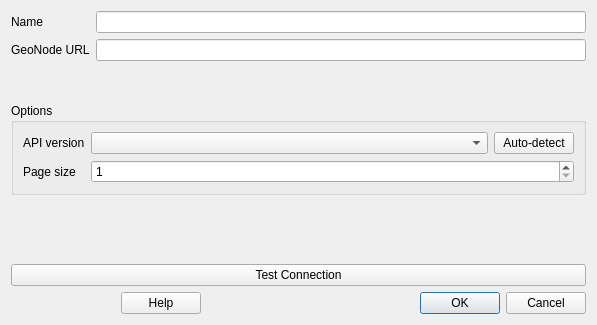
GeoNode/QGISGeoNodePlugin, file src/qgis_geonode/ui/connection_dialog.ui: the form before one commit.
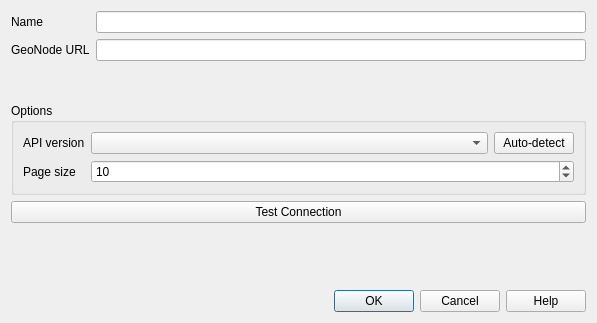
The form after the commit. Custom widgets are drawn as their Qt base class.

Commit message:
98 geonode csw interface uses session auth (#112)
Initial implementation of session-based login for CSW API version

The edit to the form file:
```diff
--- a/src/qgis_geonode/ui/connection_dialog.ui
+++ b/src/qgis_geonode/ui/connection_dialog.ui
@@ -7,7 +7,7 @@
     <x>0</x>
     <y>0</y>
     <width>597</width>
-    <height>325</height>
+    <height>323</height>
    </rect>
   </property>
   <property name="windowTitle">
@@ -53,6 +53,8 @@
      <property name="title">
       <string>Options</string>
      </property>
+     <layout class="QVBoxLayout" name="verticalLayout_2">
+      <item>
      <layout class="QFormLayout" name="formLayout_2">
       <item row="0" column="0">
        <widget class="QLabel" name="label_3">
@@ -97,6 +99,12 @@
       </item>
       <item row="1" column="1">
        <widget class="QSpinBox" name="page_size_sb">
+          <property name="sizePolicy">
+           <sizepolicy hsizetype="Preferred" vsizetype="Preferred">
+            <horstretch>0</horstretch>
+            <verstretch>0</verstretch>
+           </sizepolicy>
+          </property>
         <property name="minimum">
          <number>1</number>
         </property>
@@ -106,9 +114,27 @@
         <property name="singleStep">
          <number>1</number>
         </property>
+          <property name="value">
+           <number>10</number>
+          </property>
        </widget>
       </item>
      </layout>
+      </item>
+     </layout>
+    </widget>
+   </item>
+   <item>
+    <widget class="QPushButton" name="test_connection_btn">
+     <property name="sizePolicy">
+      <sizepolicy hsizetype="Preferred" vsizetype="Preferred">
+       <horstretch>0</horstretch>
+       <verstretch>0</verstretch>
+      </sizepolicy>
+     </property>
+     <property name="text">
+      <string>Test Connection</string>
+     </property>
     </widget>
    </item>
    <item>
@@ -119,39 +145,7 @@
      <property name="sizeHint" stdset="0">
       <size>
        <width>20</width>
-       <height>50</height>
-      </size>
-     </property>
-    </spacer>
-   </item>
-   <item>
-    <widget class="QPushButton" name="test_connection_btn">
-     <property name="text">
-      <string>Test Connection</string>
-     </property>
-    </widget>
-   </item>
-   <item>
-    <layout class="QHBoxLayout" name="horizontalLayout_3">
-     <item>
-      <widget class="QDialogButtonBox" name="buttonBox_2">
-       <property name="orientation">
-        <enum>Qt::Horizontal</enum>
-       </property>
-       <property name="standardButtons">
-        <set>QDialogButtonBox::Help</set>
-       </property>
-      </widget>
-     </item>
-     <item>
-      <spacer name="horizontalSpacer">
-       <property name="orientation">
-        <enum>Qt::Horizontal</enum>
-       </property>
-       <property name="sizeHint" stdset="0">
-        <size>
-         <width>40</width>
-         <height>20</height>
+       <height>13</height>
         </size>
        </property>
       </spacer>
@@ -162,11 +156,9 @@
         <enum>Qt::Horizontal</enum>
        </property>
        <property name="standardButtons">
-        <set>QDialogButtonBox::Cancel|QDialogButtonBox::Ok</set>
-       </property>
-      </widget>
-     </item>
-    </layout>
+      <set>QDialogButtonBox::Cancel|QDialogButtonBox::Help|QDialogButtonBox::Ok</set>
+     </property>
+    </widget>
    </item>
   </layout>
  </widget>
```
Left out of the diff: 8 changed lines with no effect on the pictures. Lines whose indentation alone changed are shown as unchanged. The commit also changes 6 other files.
